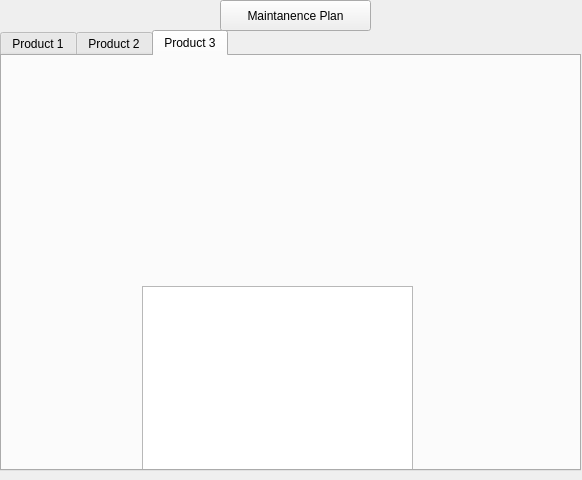
The window that CS1C-Project-Master/ViewProducts.ui (AustinVaday/CS1C-Class-Project) describes before a commit, drawn with Qt 5.
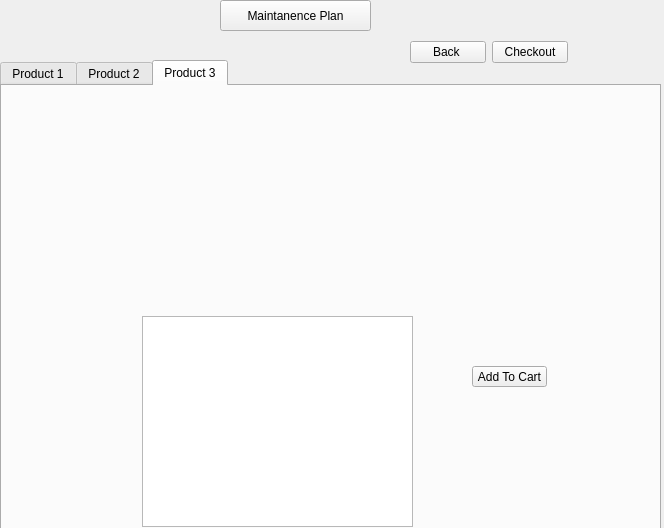
The same window after the commit. The open tabs and pages were chosen to show the change. Icons and pictures are not drawn.

Commit message: Shopping cart is complete, committing and staging to be merged

Patch:
```diff
--- a/CS1C-Project-Master/ViewProducts.ui
+++ b/CS1C-Project-Master/ViewProducts.ui
@@ -6,8 +6,8 @@
    <rect>
     <x>0</x>
     <y>0</y>
-    <width>582</width>
-    <height>480</height>
+    <width>664</width>
+    <height>528</height>
    </rect>
   </property>
   <property name="windowTitle">
@@ -20,9 +20,9 @@
    <property name="geometry">
     <rect>
      <x>0</x>
-     <y>30</y>
-     <width>581</width>
-     <height>441</height>
+     <y>60</y>
+     <width>661</width>
+     <height>471</height>
     </rect>
    </property>
    <property name="autoFillBackground">
@@ -144,6 +144,19 @@
       </rect>
      </property>
     </widget>
+    <widget class="QPushButton" name="addProductThree">
+     <property name="geometry">
+      <rect>
+       <x>470</x>
+       <y>280</y>
+       <width>75</width>
+       <height>21</height>
+      </rect>
+     </property>
+     <property name="text">
+      <string>Add To Cart</string>
+     </property>
+    </widget>
    </widget>
   </widget>
   <widget class="QPushButton" name="MaintPlan">
@@ -162,6 +175,32 @@
     <string>Maintanence Plan</string>
    </property>
   </widget>
+  <widget class="QWidget" name="">
+   <property name="geometry">
+    <rect>
+     <x>410</x>
+     <y>40</y>
+     <width>158</width>
+     <height>25</height>
+    </rect>
+   </property>
+   <layout class="QHBoxLayout" name="horizontalLayout">
+    <item>
+     <widget class="QPushButton" name="pushButton">
+      <property name="text">
+       <string>Back </string>
+      </property>
+     </widget>
+    </item>
+    <item>
+     <widget class="QPushButton" name="checkOutButton">
+      <property name="text">
+       <string>Checkout</string>
+      </property>
+     </widget>
+    </item>
+   </layout>
+  </widget>
  </widget>
  <resources>
   <include location="Images.qrc"/>
```
Left out of the diff: 28 changed lines with no effect on the pictures. The commit also changes 15 other files.
